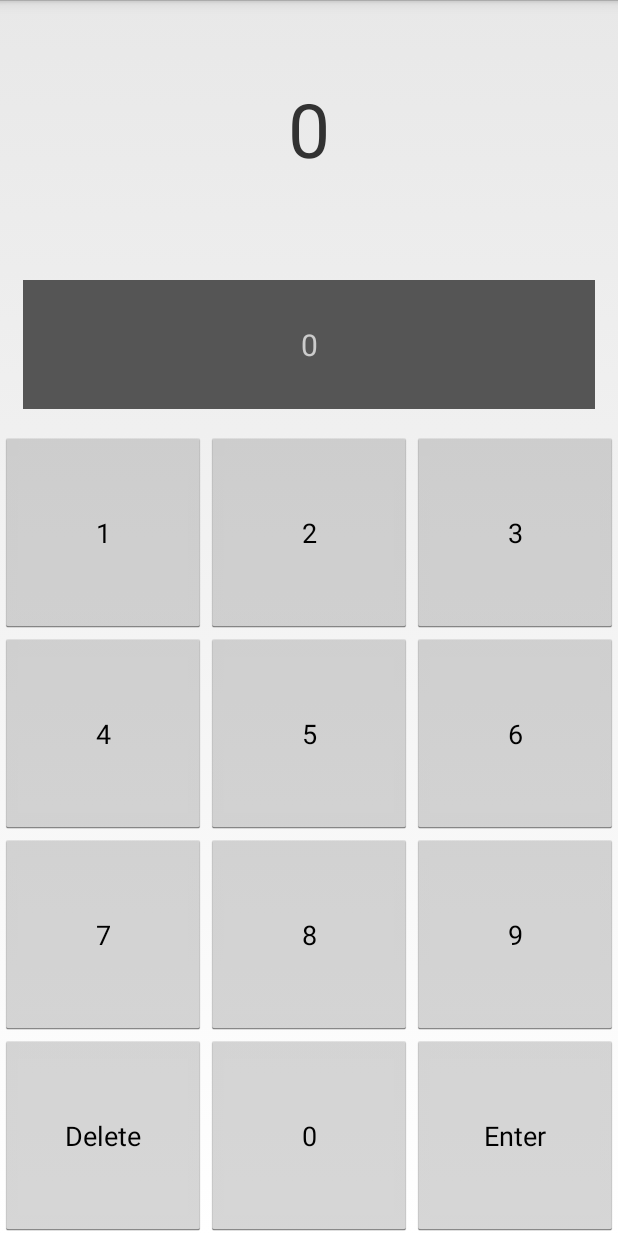
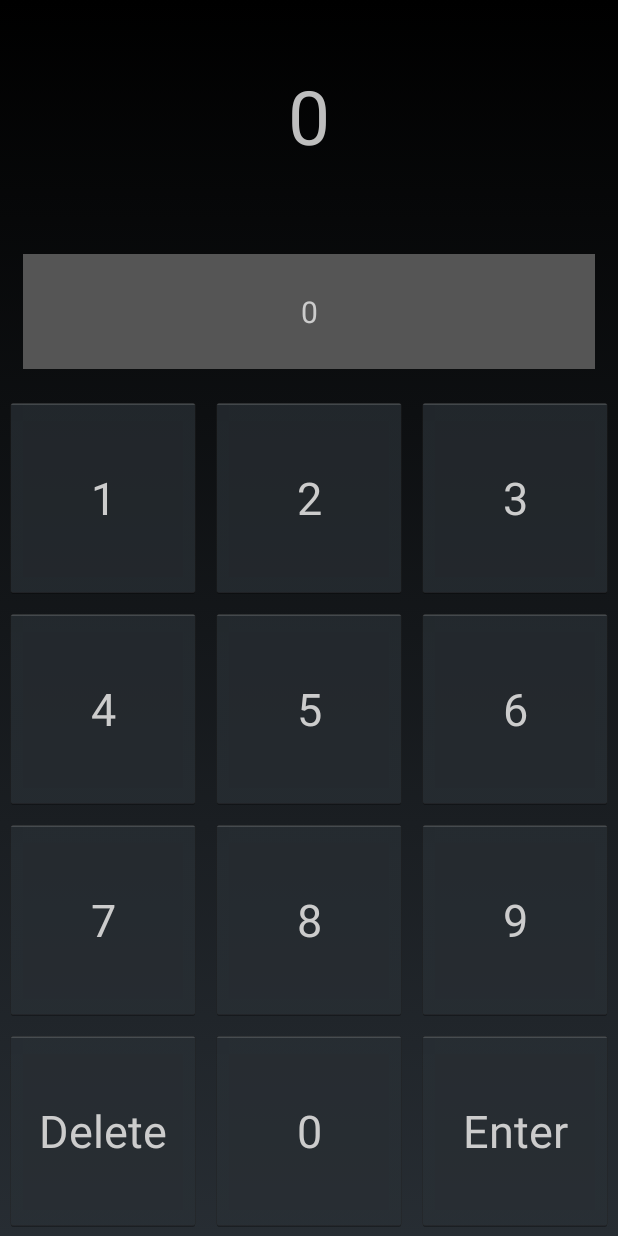
Before and after one commit to beepscore/RemoteControl, an Android app: the screen it shows after launch (RemoteControlActivity), on a phone screen of 412 x 824 dp. Run offline under Robolectric (Android 15) with nearby library versions, the phone set to English and light mode, and no system bars.

Commit message:
Change styles

```diff
--- a/app/src/main/res/values/styles.xml
+++ b/app/src/main/res/values/styles.xml
@@ -1,13 +1,16 @@
 <resources>
 
     <!-- Base application theme. -->
-    <style name="AppTheme" parent="android:Theme.Holo.Light.DarkActionBar">
+    <style name="AppTheme" parent="android:Theme.Holo">
         <!-- Customize your theme here. -->
     </style>
 
     <style name="RemoteButton">
         <item name="android:layout_width">0dp</item>
         <item name="android:layout_height">match_parent</item>
+        <item name="android:textColor">#cccccc</item>
+        <item name="android:textSize">30dp</item>
+        <item name="android:layout_margin">3dp</item>
     </style>
 
 </resources>
```
